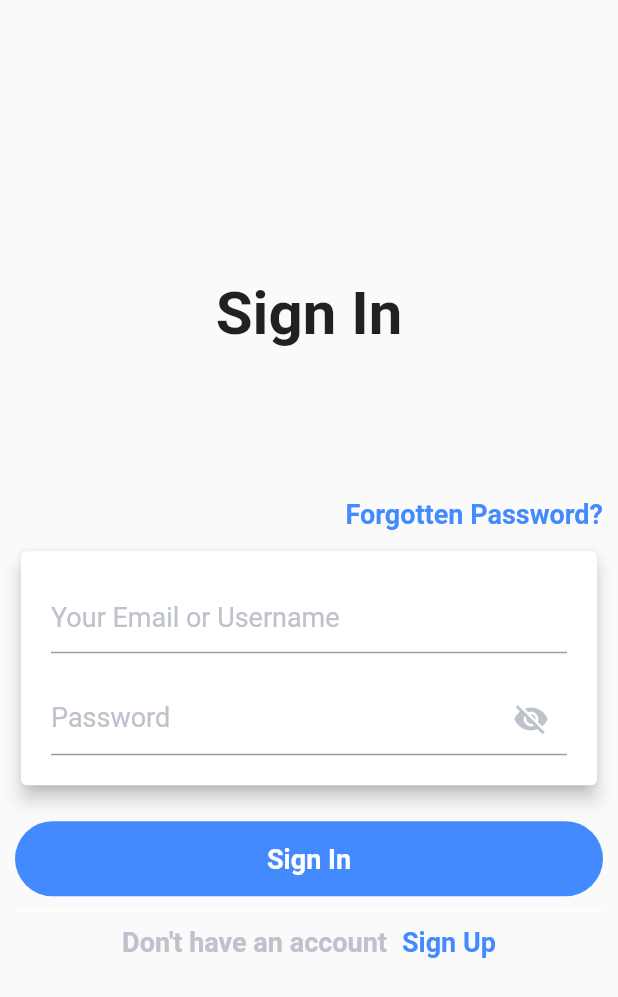
After one commit to adityapuri75/puri_fast_food, a Flutter app: the screen it shows after launch, item 2 of the bottom bar chosen, after a tap on "Proceed To Checkout", on a phone screen of 412 x 824 dp. The commit adds this screen. Shown: the top 997 px of the screen. Run offline on Flutter 3.47's test engine with Material 2 defaults, Android fonts, the phone set to English and light mode, and no system bars.

Commit message:
Sign In Page UI Done

```diff
--- a/lib/pages/order_page.dart
+++ b/lib/pages/order_page.dart
@@ -1,5 +1,6 @@
 import 'package:flutter/cupertino.dart';
 import 'package:flutter/material.dart';
+import 'package:puri_fast_food/pages/signin_page.dart';
 
 //my widgets
 import '../widgets/order_card.dart';
@@ -75,16 +76,21 @@ class _OrderPageState extends State<OrderPage> {
             ],
           ),
           SizedBox(height: 20,),
-          Container(
+          GestureDetector(
+            onTap: (){
+              Navigator.of(context).push(MaterialPageRoute(builder: (BuildContext context) => SignInPage()));
+            },
+            child: Container(
               width: MediaQuery.of(context).size.width,
               height: 50,
               decoration: BoxDecoration(
                 color: Colors.blue,
-              borderRadius: BorderRadius.circular(30),
+                borderRadius: BorderRadius.circular(35),
 
               ),
               child: Center(
                 child: Text("Proceed To Checkout",style: TextStyle(color: Colors.white,fontWeight: FontWeight.bold,fontSize: 18),),
+              ),
             ),
           ),
 
--- /dev/null
+++ b/lib/pages/signin_page.dart
@@ -0,0 +1,103 @@
+import 'package:flutter/material.dart';
+
+class SignInPage extends StatefulWidget {
+  @override
+  _SignInPageState createState() => _SignInPageState();
+}
+
+class _SignInPageState extends State<SignInPage> {
+  bool _togglevisibility = true;
+
+  Widget _buildEmailTextField(){
+    return TextFormField(
+      decoration: InputDecoration(
+        hintText: "Your Email or Username",
+        hintStyle: TextStyle(
+          color: Color(0xffbdc2cb),
+          fontSize: 18
+        ),
+      ),
+    );
+  }
+
+  Widget _buildPasswordTextField(){
+    return TextFormField(
+      decoration: InputDecoration(
+        suffixIcon: IconButton(
+          onPressed: (){
+            setState(() {
+              _togglevisibility =! _togglevisibility;
+            });
+          },
+          icon: _togglevisibility ? Icon(Icons.visibility_off,color: Color(0xffbdc2cb),):Icon(Icons.visibility,color: Colors.blueAccent,) ,
+        ),
+        hintText: "Password",
+        hintStyle: TextStyle(
+            color: Color(0xffbdc2cb),
+            fontSize: 18
+        ),
+      ),
+      obscureText: _togglevisibility,
+
+    );
+  }
+  @override
+  Widget build(BuildContext context) {
+    return Scaffold(
+      body: Padding(
+        padding: const EdgeInsets.symmetric(horizontal: 10),
+        child: Column(
+          mainAxisAlignment: MainAxisAlignment.center,
+          children: <Widget>[
+            Text("Sign In",style: TextStyle(fontSize: 40,fontWeight: FontWeight.bold),),
+            SizedBox(height: 100,),
+            Row(
+              mainAxisAlignment: MainAxisAlignment.end,
+              children: [
+                Text("Forgotten Password?",style: TextStyle(fontSize: 18,color: Colors.blueAccent,fontWeight: FontWeight.bold),),
+              ],
+
+            ),
+            SizedBox(height: 10,),
+            Card(
+              elevation: 5,
+              child: Padding(
+                padding: const EdgeInsets.all(20.0),
+                child: Column(
+                  children: <Widget>[
+                    _buildEmailTextField(),
+                    SizedBox(height: 20,),
+                    _buildPasswordTextField()
+                  ],
+                ),
+              ),
+            ),
+            SizedBox(height: 20,),
+            Container(
+              height: 50,
+              width: MediaQuery.of(context).size.width,
+              decoration: BoxDecoration(
+                color: Colors.blueAccent,
+                borderRadius: BorderRadius.circular(25),
+              ) ,
+              child: Center(
+                child: Text("Sign In",style: TextStyle(fontSize: 18,fontWeight: FontWeight.bold,color: Colors.white),),
+              ),
+
+            ),
+            Divider(height: 20,color: Colors.white,),
+            Row(
+              mainAxisAlignment: MainAxisAlignment.center,
+              children: <Widget>[
+                Text("Don't have an account",style: TextStyle(color: Color(0xffbdc2cb),fontWeight: FontWeight.bold,fontSize: 18),),
+                SizedBox(width: 10,),
+                Text("Sign Up",style: TextStyle(color: Colors.blueAccent,fontWeight: FontWeight.bold,fontSize: 18),),
+              ],
+            ),
+
+          ],
+        ),
+      ),
+    );
+  }
+}
```
Also changed, not shown: lib/pages/signup_page.dart (added). Lines whose indentation alone changed are shown as unchanged.
